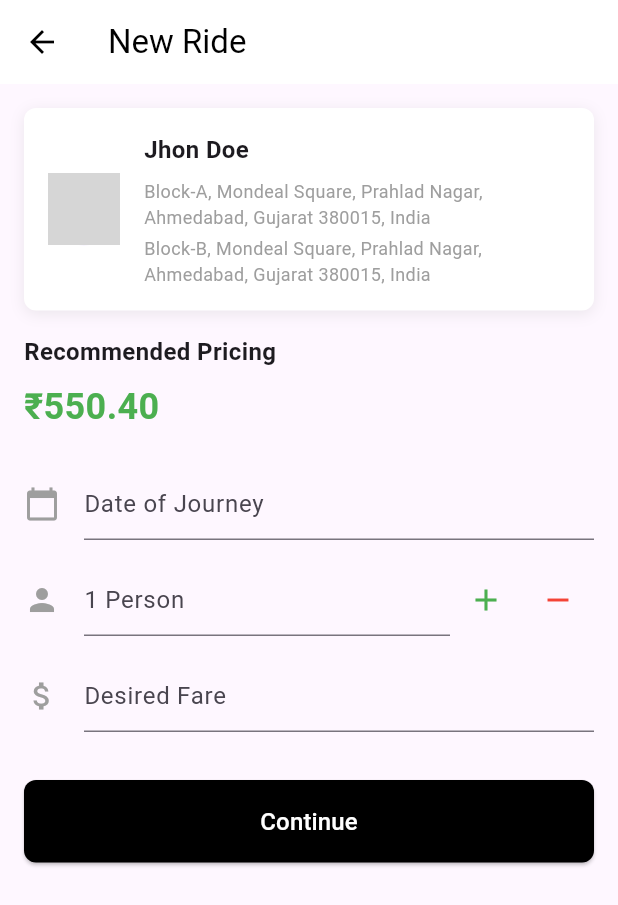
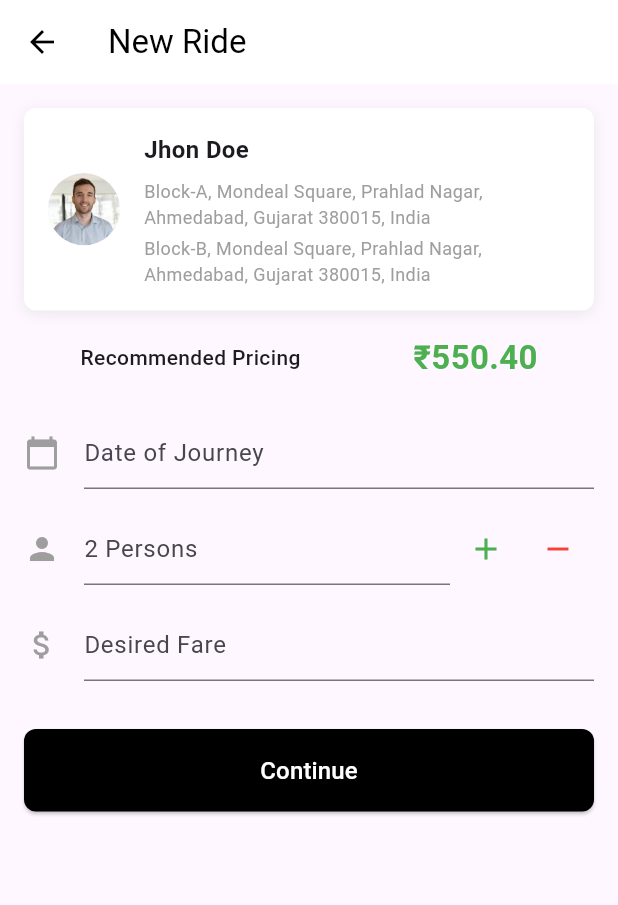
Before and after one commit to PsdeveloperFlutter/Project, a Flutter app: the NewRideScreen screen opened directly, after a tap on the "add" icon, on a phone screen of 412 x 824 dp. Shown: the top 905 px of the screen. Run offline on Flutter 3.47's test engine with Material 3 defaults, Android fonts, the light colour scheme and no system bars; our stand-ins replace firebase_auth, firebase_core, fl_chart, font_awesome_flutter, gap, get and 6 more; missing offline and left inert: arcore_flutter_plugin, flutter_inappwebview, neopop; accounts and stored records are empty; grey boxes are pictures that could not be loaded.

Commit message:
This is my Flutter Project

```diff
--- a/lib/Betechnolabs Work/Ride1_screen.dart
+++ b/lib/Betechnolabs Work/Ride1_screen.dart
@@ -14,7 +14,30 @@ class MyApp extends StatelessWidget {
   }
 }
 
-class NewRideScreen extends StatelessWidget {
+class NewRideScreen extends StatefulWidget {
+  @override
+  _NewRideScreenState createState() => _NewRideScreenState();
+}
+
+class _NewRideScreenState extends State<NewRideScreen> {
+  DateTime? _selectedDate; // To store the selected date
+  int _personCount = 1; // To track the number of persons
+
+  // Function to show the Date Picker
+  Future<void> _selectDate(BuildContext context) async {
+    final DateTime? pickedDate = await showDatePicker(
+      context: context,
+      initialDate: DateTime.now(),
+      firstDate: DateTime.now(),
+      lastDate: DateTime(2100),
+    );
+    if (pickedDate != null && pickedDate != _selectedDate) {
+      setState(() {
+        _selectedDate = pickedDate;
+      });
+    }
+  }
+
   @override
   Widget build(BuildContext context) {
     return Scaffold(
@@ -53,7 +76,7 @@ class NewRideScreen extends StatelessWidget {
                 child: const Row(
                   children: [
                     CircleAvatar(
-                      backgroundImage: AssetImage('assets/profile.jpg'),
+                      backgroundImage: AssetImage('assets/images/profile.png'),
                       radius: 24,
                     ),
                     SizedBox(width: 16),
@@ -86,28 +109,54 @@ class NewRideScreen extends StatelessWidget {
               ),
               const SizedBox(height: 16),
               // Pricing Section
-              const Text(
+             const Row(
+               mainAxisAlignment: MainAxisAlignment.spaceEvenly,
+               crossAxisAlignment: CrossAxisAlignment.center,
+               children: [
+                 Text(
                    'Recommended Pricing',
-                style: TextStyle(fontSize: 16, fontWeight: FontWeight.bold),
+                   style: TextStyle(fontSize: 14, fontWeight: FontWeight.w500),
                  ),
-              const SizedBox(height: 8),
-              const Text(
+                 SizedBox(height: 8),
+                 Text(
                    '\u{20B9}550.40',
-                style: TextStyle(fontSize: 24, fontWeight: FontWeight.bold, color: Colors.green),
+                   style: TextStyle(fontSize: 22, fontWeight: FontWeight.bold, color: Colors.green),
+                 ),
+               ],
              ),
               const SizedBox(height: 16),
-              // Input Fields
-              const RideInputField(
+              // Date of Journey Field
+              GestureDetector(
+                onTap: () => _selectDate(context),
+                child: RideInputField(
                   icon: Icons.calendar_today,
-                label: 'Date of Journey',
+                  label: _selectedDate == null
+                      ? 'Date of Journey'
+                      : '${_selectedDate!.day}/${_selectedDate!.month}/${_selectedDate!.year}',
                   isNumberInput: false,
+                  isReadOnly: true,
                 ),
-              const RideInputField(
+              ),
+              // Person Count Field
+              RideInputField(
                 icon: Icons.person,
-                label: '1 Person',
+                label: '$_personCount Person${_personCount > 1 ? 's' : ''}',
                 isNumberInput: true,
                 hasIncrementDecrement: true,
+                onIncrement: () {
+                  setState(() {
+                    _personCount++;
+                  });
+                },
+                onDecrement: () {
+                  setState(() {
+                    if (_personCount > 1) {
+                      _personCount--;
+                    }
+                  });
+                },
               ),
+              // Desired Fare Field
               const RideInputField(
                 icon: Icons.attach_money,
                 label: 'Desired Fare',
@@ -147,6 +196,9 @@ class RideInputField extends StatelessWidget {
   final String label;
   final bool isNumberInput;
   final bool hasIncrementDecrement;
+  final VoidCallback? onIncrement;
+  final VoidCallback? onDecrement;
+  final bool isReadOnly;
 
   const RideInputField({
     Key? key,
@@ -154,6 +206,9 @@ class RideInputField extends StatelessWidget {
     required this.label,
     this.isNumberInput = false,
     this.hasIncrementDecrement = false,
+    this.onIncrement,
+    this.onDecrement,
+    this.isReadOnly = false,
   }) : super(key: key);
 
   @override
@@ -170,6 +225,7 @@ class RideInputField extends StatelessWidget {
                 hintText: label,
                 border: const UnderlineInputBorder(),
               ),
+              readOnly: isReadOnly,
               keyboardType: isNumberInput ? TextInputType.number : TextInputType.text,
             ),
           ),
@@ -178,11 +234,11 @@ class RideInputField extends StatelessWidget {
               children: [
                 IconButton(
                   icon: const Icon(Icons.add, color: Colors.green),
-                  onPressed: () {},
+                  onPressed: onIncrement,
                 ),
                 IconButton(
                   icon: const Icon(Icons.remove, color: Colors.red),
-                  onPressed: () {},
+                  onPressed: onDecrement,
                 ),
               ],
             ),
```
Also changed, not shown: assets/images/profile.png (added). Lines whose indentation alone changed are shown as unchanged.
